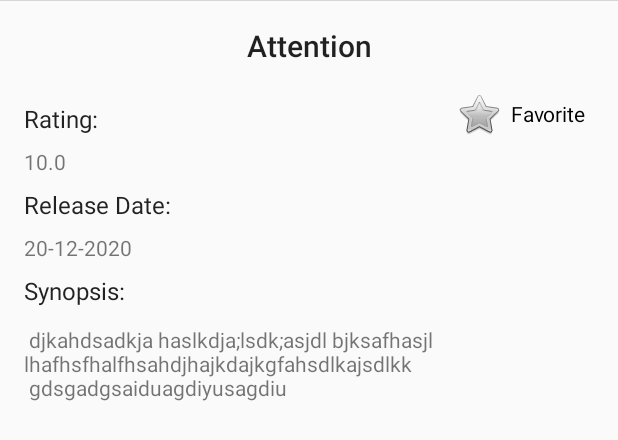
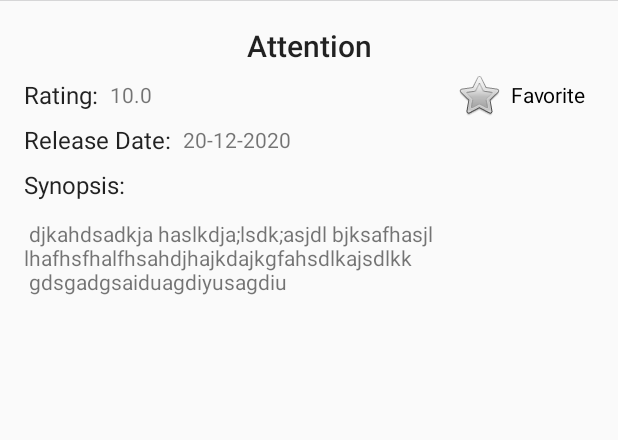
Before and after one commit to VanDevBR/Popular-Movies, an Android app: the layout activity_movie_detail.xml on its own in the app's theme, with its tools: preview values and no code run, on a phone screen of 412 x 824 dp. Shown: the top 440 px of the screen. Run offline under Robolectric (Android 15) with nearby library versions, the phone set to English and light mode, and no system bars.

```diff
--- a/app/src/main/AndroidManifest.xml
+++ b/app/src/main/AndroidManifest.xml
@@ -18,7 +18,7 @@
                 <category android:name="android.intent.category.LAUNCHER" />
             </intent-filter>
         </activity>
-        <activity android:name=".MovieDetail" android:parentActivityName=".MainActivity" android:screenOrientation="portrait">
+        <activity android:name=".MovieDetail" android:parentActivityName=".MainActivity">
             <meta-data
                 android:name="android.support.PARENT_ACTIVITY"
                 android:value=".MainActivity" />
--- a/app/src/main/res/layout/activity_movie_detail.xml
+++ b/app/src/main/res/layout/activity_movie_detail.xml
@@ -4,8 +4,30 @@
     xmlns:tools="http://schemas.android.com/tools"
     android:layout_width="match_parent"
     android:layout_height="match_parent"
-    tools:layout_editor_absoluteY="81dp"
-    tools:context=".MovieDetail">
+    tools:context=".MovieDetail"
+    tools:layout_editor_absoluteY="81dp">
+
+    <android.support.constraint.ConstraintLayout
+        android:id="@+id/detail_container"
+        android:layout_width="match_parent"
+        android:layout_height="match_parent"
+        android:visibility="gone"
+        tools:visibility="visible">
+
+        <ScrollView
+            android:layout_width="0dp"
+            android:layout_height="0dp"
+            android:layout_marginBottom="8dp"
+            app:layout_constraintBottom_toBottomOf="parent"
+            app:layout_constraintEnd_toEndOf="parent"
+            app:layout_constraintHorizontal_bias="0.0"
+            app:layout_constraintStart_toStartOf="parent"
+            app:layout_constraintTop_toTopOf="parent"
+            app:layout_constraintVertical_bias="1.0">
+
+            <android.support.constraint.ConstraintLayout
+                android:layout_width="match_parent"
+                android:layout_height="wrap_content">
 
                 <ImageView
                     android:id="@+id/iv_movie_poster"
@@ -30,40 +52,26 @@
                     app:layout_constraintTop_toBottomOf="@+id/iv_movie_poster"
                     tools:text="@android:string/dialog_alert_title" />
 
-    <ScrollView
-        android:layout_width="0dp"
-        android:layout_height="0dp"
-        android:layout_marginTop="8dp"
-        android:layout_marginBottom="8dp"
-        app:layout_constraintBottom_toBottomOf="parent"
-        app:layout_constraintEnd_toEndOf="parent"
-        app:layout_constraintHorizontal_bias="0.0"
-        app:layout_constraintStart_toStartOf="parent"
-        app:layout_constraintTop_toBottomOf="@+id/tv_movie_title">
-
-        <android.support.constraint.ConstraintLayout
-            android:layout_width="match_parent"
-            android:layout_height="wrap_content">
-
                 <TextView
                     android:id="@+id/textViewRatting"
                     android:layout_width="wrap_content"
                     android:layout_height="wrap_content"
                     android:layout_marginStart="16dp"
-                android:layout_marginTop="16dp"
+                    android:layout_marginTop="8dp"
                     android:text="@string/ratingLabel"
                     android:textAppearance="@style/TextAppearance.AppCompat.Subhead"
                     app:layout_constraintStart_toStartOf="parent"
-                app:layout_constraintTop_toTopOf="parent" />
+                    app:layout_constraintTop_toBottomOf="@+id/tv_movie_title" />
 
                 <TextView
                     android:id="@+id/tv_movie_rating"
                     android:layout_width="wrap_content"
                     android:layout_height="wrap_content"
-                android:layout_marginTop="8dp"
+                    android:layout_marginStart="8dp"
                     android:text=""
-                app:layout_constraintStart_toStartOf="@+id/textViewRatting"
-                app:layout_constraintTop_toBottomOf="@+id/textViewRatting"
+                    app:layout_constraintBottom_toBottomOf="@+id/textViewRatting"
+                    app:layout_constraintStart_toEndOf="@+id/textViewRatting"
+                    app:layout_constraintTop_toTopOf="@+id/textViewRatting"
                     tools:text="10.0" />
 
                 <TextView
@@ -73,17 +81,18 @@
                     android:layout_marginTop="8dp"
                     android:text="@string/release_date_date_label"
                     android:textAppearance="@style/TextAppearance.AppCompat.Subhead"
-                app:layout_constraintStart_toStartOf="@+id/tv_movie_rating"
-                app:layout_constraintTop_toBottomOf="@+id/tv_movie_rating" />
+                    app:layout_constraintStart_toStartOf="@+id/textViewRatting"
+                    app:layout_constraintTop_toBottomOf="@+id/textViewRatting" />
 
                 <TextView
                     android:id="@+id/tv_movie_date"
                     android:layout_width="wrap_content"
                     android:layout_height="wrap_content"
-                android:layout_marginTop="8dp"
+                    android:layout_marginStart="8dp"
                     android:text=""
-                app:layout_constraintStart_toStartOf="@+id/textViewDate"
-                app:layout_constraintTop_toBottomOf="@+id/textViewDate"
+                    app:layout_constraintBottom_toBottomOf="@+id/textViewDate"
+                    app:layout_constraintStart_toEndOf="@+id/textViewDate"
+                    app:layout_constraintTop_toTopOf="@+id/textViewDate"
                     tools:text="20-12-2020" />
 
                 <TextView
@@ -93,8 +102,8 @@
                     android:layout_marginTop="8dp"
                     android:text="@string/synopsisLabel"
                     android:textAppearance="@style/TextAppearance.AppCompat.Subhead"
-                app:layout_constraintStart_toStartOf="@+id/tv_movie_date"
-                app:layout_constraintTop_toBottomOf="@+id/tv_movie_date" />
+                    app:layout_constraintStart_toStartOf="@+id/textViewDate"
+                    app:layout_constraintTop_toBottomOf="@+id/textViewDate" />
 
                 <TextView
                     android:id="@+id/tv_movie_synopsis"
@@ -109,18 +118,26 @@
                     tools:text=" djkahdsadkja haslkdja;lsdk;asjdl bjksafhasjl lhafhsfhalfhsahdjhajkdajkgfahsdlkajsdlkk \n gdsgadgsaiduagdiyusagdiu" />
 
                 <CheckBox
+                    android:id="@+id/cb_favorite"
                     android:layout_width="wrap_content"
                     android:layout_height="wrap_content"
-                android:id="@+id/cb_favorite"
+                    android:layout_marginEnd="16dp"
                     android:button="@drawable/bt_favorite_selector"
+                    android:onClick="toggleFavorite"
                     android:padding="5dp"
                     android:text="Favorite"
                     android:textSize="14sp"
-                android:onClick="toggleFavorite"
-                android:layout_marginTop="8dp"
-                android:layout_marginEnd="16dp"
+                    app:layout_constraintBottom_toBottomOf="@+id/textViewRatting"
                     app:layout_constraintEnd_toEndOf="parent"
-                app:layout_constraintTop_toTopOf="parent"/>
+                    app:layout_constraintTop_toTopOf="@+id/textViewRatting" />
+
+                <android.support.v7.widget.RecyclerView
+                    android:id="@+id/rvTrailers"
+                    android:layout_width="match_parent"
+                    android:layout_height="0dp"
+                    android:layout_margin="8dp"
+                    app:layout_constraintTop_toBottomOf="@+id/tv_movie_synopsis"
+                    tools:layout_editor_absoluteX="167dp" />
 
 
             </android.support.constraint.ConstraintLayout>
@@ -128,3 +145,21 @@
         </ScrollView>
 
     </android.support.constraint.ConstraintLayout>
+
+    <ProgressBar
+        android:id="@+id/pb_detail_loading_indicator"
+        android:layout_width="42dp"
+        android:layout_height="42dp"
+        android:layout_gravity="center"
+        android:layout_marginStart="8dp"
+        android:layout_marginTop="8dp"
+        android:layout_marginEnd="8dp"
+        android:layout_marginBottom="8dp"
+        android:visibility="visible"
+        tools:visibility="gone"
+        app:layout_constraintBottom_toBottomOf="parent"
+        app:layout_constraintEnd_toEndOf="parent"
+        app:layout_constraintStart_toStartOf="parent"
+        app:layout_constraintTop_toTopOf="parent" />
+
+</android.support.constraint.ConstraintLayout>
```
Also changed, not shown: app/src/main/java/br/com/vanilson/popularmovies/MainActivity.java (+8 -16 lines), app/src/main/java/br/com/vanilson/popularmovies/MovieDetail.java (+129 -9 lines), app/src/main/java/br/com/vanilson/popularmovies/model/Trailer.java (added, +56 -0 lines), app/src/main/java/br/com/vanilson/popularmovies/network/NetworkUtils.java (+12 -0 lines), app/src/main/java/br/com/vanilson/popularmovies/utils/TrailersAdapter.java (added, +76 -0 lines), app/src/main/res/layout/trailer_list_item.xml (added, +29 -0 lines). Lines whose indentation alone changed are shown as unchanged.
